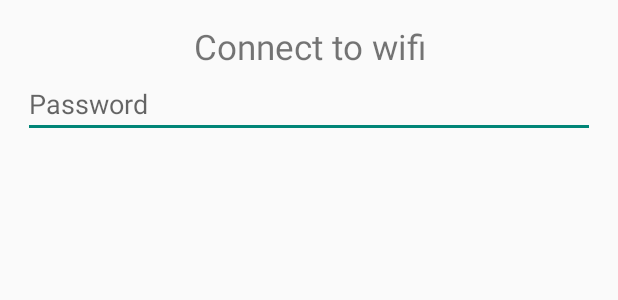
After one commit to sanjeev309/foresight, an Android app: the layout dialog_connect.xml on its own in the app's theme, with its tools: preview values and no code run, on a phone screen of 412 x 824 dp. The commit adds this screen. Shown: the top 300 px of the screen. Run offline under Robolectric (Android 15) with nearby library versions, the phone set to English and light mode, and no system bars.

Commit message:
feat(Connect Wifi): Connecting to wifi when users enter the password

```diff
--- a/Android/app/src/main/java/com/cliqueraft/android/utils/WifiReceiver.java
+++ b/Android/app/src/main/java/com/cliqueraft/android/utils/WifiReceiver.java
@@ -36,7 +36,7 @@ public class WifiReceiver extends BroadcastReceiver {
                 deviceList.add(new WifiModal(scanResult.SSID));
             }
             Toast.makeText(context, sb, Toast.LENGTH_SHORT).show();
-            WifiAdapter wifiAdapter = new WifiAdapter(deviceList);
+            WifiAdapter wifiAdapter = new WifiAdapter(deviceList, wifiManager);
             wifiDeviceList.setAdapter(wifiAdapter);
             LinearLayoutManager mLayoutManager = new LinearLayoutManager(context);
             wifiDeviceList.setLayoutManager(mLayoutManager);
--- /dev/null
+++ b/Android/app/src/main/res/layout/dialog_connect.xml
@@ -0,0 +1,28 @@
+<?xml version="1.0" encoding="utf-8"?>
+<RelativeLayout xmlns:android="http://schemas.android.com/apk/res/android"
+    android:layout_width="match_parent"
+    android:layout_height="wrap_content"
+    android:padding="15dp">
+
+    <LinearLayout
+        android:layout_width="match_parent"
+        android:layout_height="wrap_content"
+        android:orientation="vertical">
+
+        <TextView
+            android:layout_width="match_parent"
+            android:layout_height="wrap_content"
+            android:textSize="@dimen/title"
+            android:text="@string/connect_wifi"
+            android:textAlignment="center"/>
+
+        <EditText
+            android:id="@+id/passSharedKey"
+            android:layout_width="match_parent"
+            android:layout_height="wrap_content"
+            android:inputType="textPassword"
+            android:hint="@string/password"/>
+
+    </LinearLayout>
+
+</RelativeLayout>
--- a/Android/app/src/main/res/values/dimens.xml
+++ b/Android/app/src/main/res/values/dimens.xml
@@ -1,4 +1,5 @@
 <?xml version="1.0" encoding="utf-8"?>
 <resources>
     <dimen name="description">20sp</dimen>
+    <dimen name="title">23sp</dimen>
 </resources>
--- a/Android/app/src/main/res/values/strings.xml
+++ b/Android/app/src/main/res/values/strings.xml
@@ -1,4 +1,6 @@
 <resources>
     <string name="app_name">Android</string>
     <string name="wifi_name">Wifi name</string>
+    <string name="connect_wifi">Connect to wifi</string>
+    <string name="password">Password</string>
 </resources>
```
Also changed, not shown: Android/app/src/main/java/com/cliqueraft/android/adapter/WifiAdapter.java (+76 -6 lines), Android/app/src/main/java/com/cliqueraft/android/interfaces/ItemClickListener.java (added, +7 -0 lines), Android/app/src/main/java/com/cliqueraft/android/modal/WifiModal.java (+5 -5 lines).
